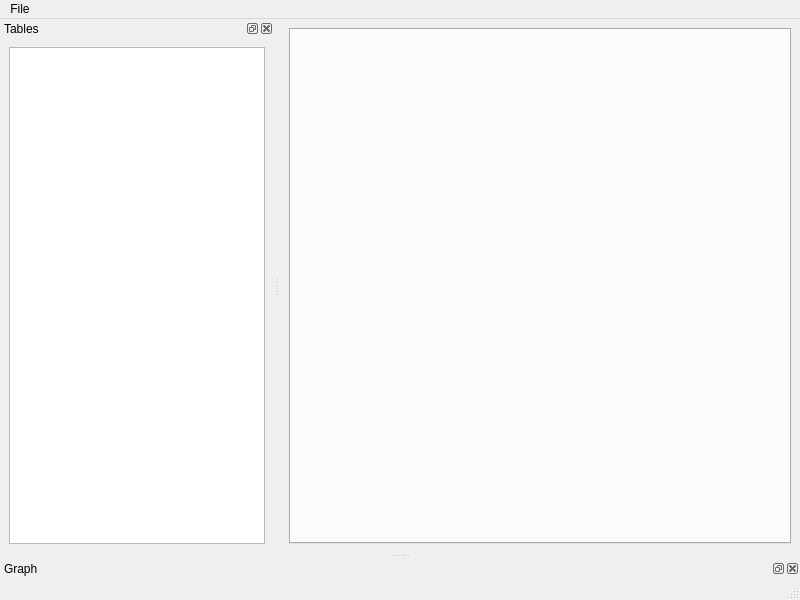
Qt form src/MainWindow.ui (LibreTuner/LibreTuner) before a commit.
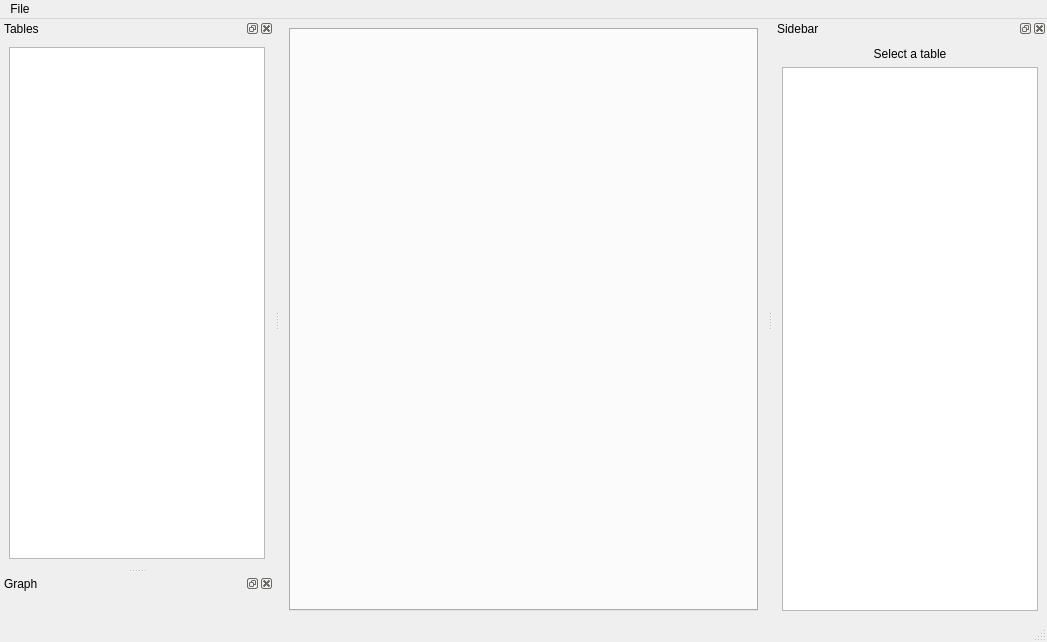
The same form after that commit. Custom widgets are drawn as their Qt base class.

What changed in the file:
```diff
--- a/src/MainWindow.ui
+++ b/src/MainWindow.ui
@@ -6,8 +6,8 @@
    <rect>
     <x>0</x>
     <y>0</y>
-    <width>800</width>
-    <height>600</height>
+       <width>1047</width>
+       <height>642</height>
    </rect>
   </property>
   <property name="windowTitle">
@@ -38,7 +38,7 @@
     <rect>
      <x>0</x>
      <y>0</y>
-     <width>800</width>
+        <width>1047</width>
      <height>21</height>
     </rect>
    </property>
@@ -76,7 +76,7 @@
     <string>Graph</string>
    </property>
    <attribute name="dockWidgetArea">
-    <number>8</number>
+       <number>1</number>
    </attribute>
    <widget class="QWidget" name="dockWidgetContents_2">
     <layout class="QVBoxLayout" name="verticalLayout_2">
@@ -101,6 +101,34 @@
     </layout>
    </widget>
   </widget>
+     <widget class="QDockWidget" name="dockSidebar">
+         <property name="windowTitle">
+             <string>Sidebar</string>
+         </property>
+         <attribute name="dockWidgetArea">
+             <number>2</number>
+         </attribute>
+         <widget class="QWidget" name="dockWidgetContents_3">
+             <layout class="QVBoxLayout" name="verticalLayout_3">
+                 <item>
+                     <widget class="QLabel" name="labelDescription">
+                         <property name="text">
+                             <string>Select a table</string>
+                         </property>
+                         <property name="alignment">
+                             <set>Qt::AlignCenter</set>
+                         </property>
+                         <property name="wordWrap">
+                             <bool>true</bool>
+                         </property>
+                     </widget>
+                 </item>
+                 <item>
+                     <widget class="QTreeView" name="treeDetails"/>
+                 </item>
+             </layout>
+         </widget>
+     </widget>
   <action name="actionSettings">
    <property name="text">
     <string>Settings</string>
```
Lines whose indentation alone changed are shown as unchanged.
